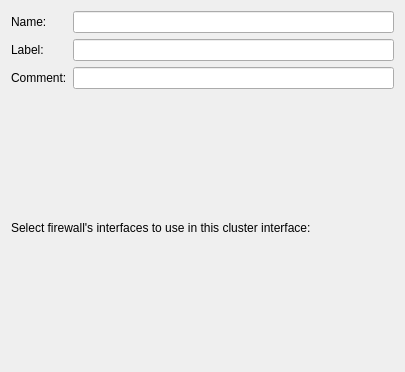
The window that src/gui/ClusterInterfaceWidget.ui (fwbuilder/fwbuilder) describes before a commit, drawn with Qt 5.
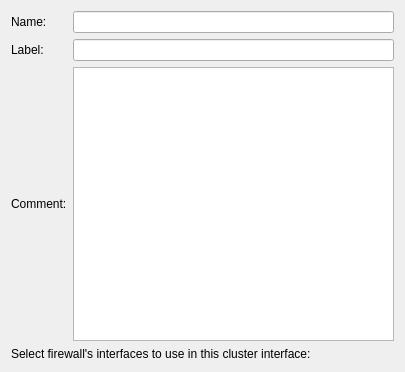
The same window after the commit.

```diff
--- a/src/gui/ClusterInterfaceWidget.ui
+++ b/src/gui/ClusterInterfaceWidget.ui
@@ -44,7 +44,7 @@
       <widget class="QLineEdit" name="label_4"/>
      </item>
      <item row="2" column="1">
-      <widget class="QLineEdit" name="comment"/>
+      <widget class="QTextEdit" name="comment"/>
      </item>
     </layout>
    </item>
```
